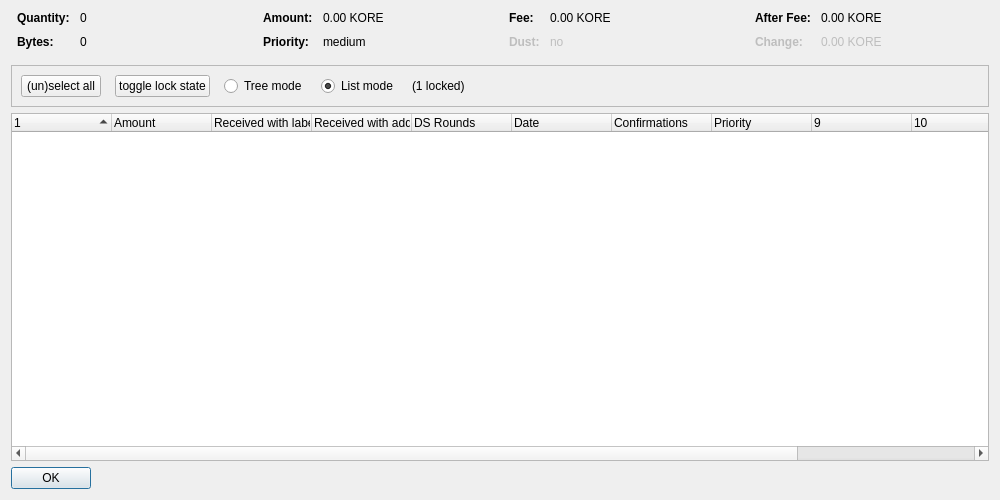
Kore-Core/KORE, file src/qt/forms/coincontroldialog.ui: the form before one commit.
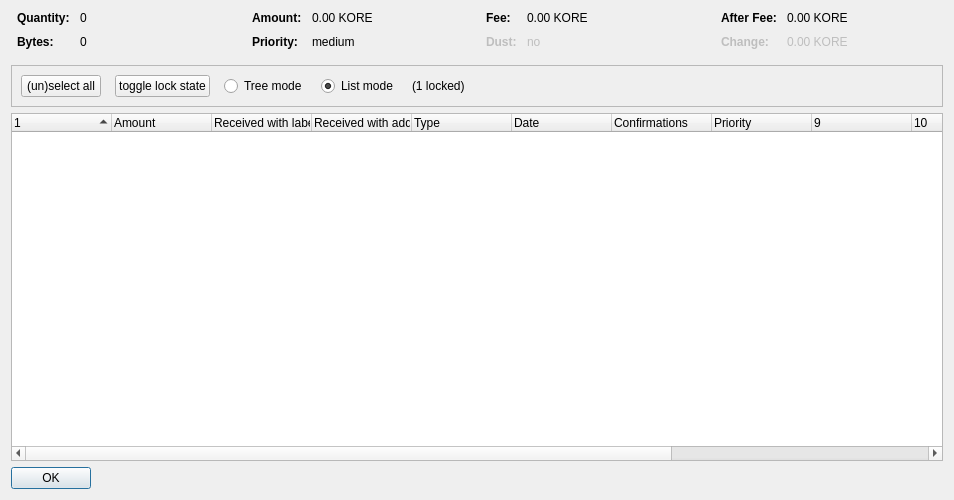
The form after the commit. Custom widgets are drawn as their Qt base class.

What changed in the file:
```diff
--- a/src/qt/forms/coincontroldialog.ui
+++ b/src/qt/forms/coincontroldialog.ui
@@ -6,7 +6,7 @@
    <rect>
     <x>0</x>
     <y>0</y>
-    <width>1000</width>
+    <width>954</width>
     <height>500</height>
    </rect>
   </property>
@@ -348,7 +348,7 @@
      </property>
      <layout class="QHBoxLayout" name="horizontalLayout">
       <item>
-       <layout class="QHBoxLayout" name="horizontalLayoutPanel" stretch="0,0,0,0,0">
+       <layout class="QHBoxLayout" name="horizontalLayoutPanel" stretch="0,0,0,0,0,0">
         <property name="spacing">
          <number>14</number>
         </property>
@@ -447,7 +447,7 @@
       <bool>false</bool>
      </property>
      <property name="columnCount">
-      <number>12</number>
+      <number>13</number>
      </property>
      <attribute name="headerShowSortIndicator" stdset="0">
       <bool>true</bool>
@@ -477,7 +477,7 @@
      </column>
      <column>
       <property name="text">
-       <string>DS Rounds</string>
+       <string>Type</string>
       </property>
      </column>
      <column>
```
Left out of the diff: 6 changed lines with no effect on the pictures.
